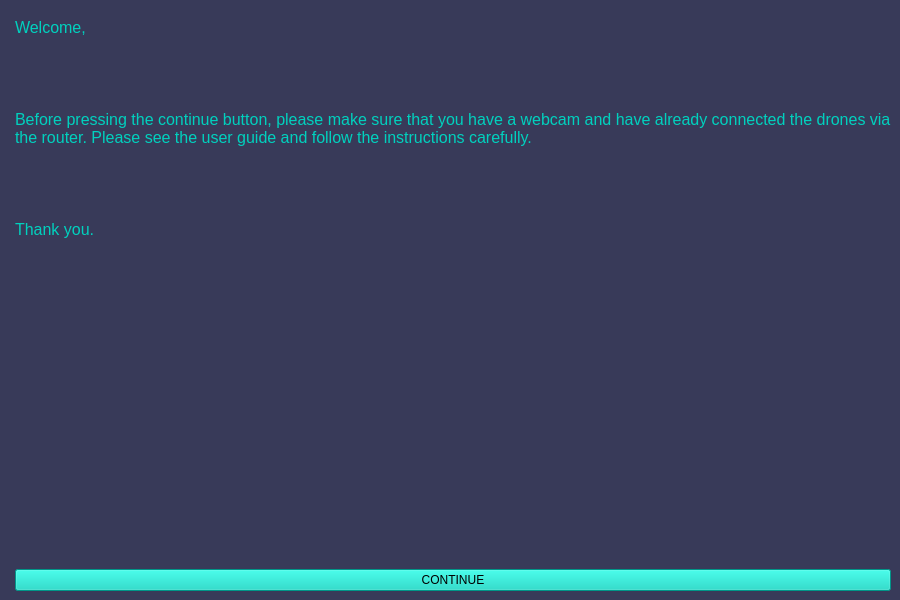
arya-jadhav/dronedance, file gui/main.ui: the form before one commit.
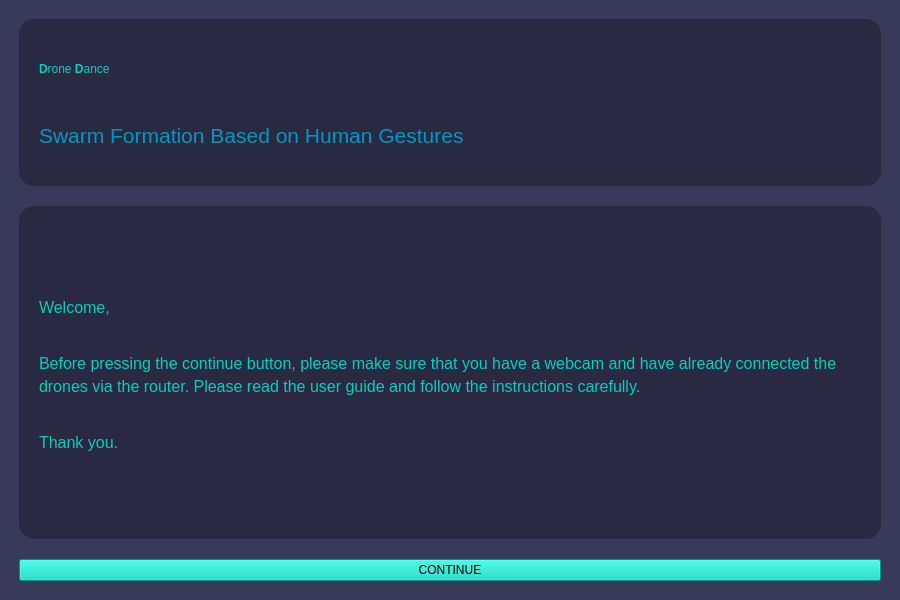
The form after the commit.

The edit to the form file:
```diff
--- a/gui/main.ui
+++ b/gui/main.ui
@@ -67,29 +67,110 @@
        <number>0</number>
       </property>
       <widget class="QWidget" name="page_instructions">
-       <layout class="QFormLayout" name="formLayout">
-        <property name="formAlignment">
-         <set>Qt::AlignBottom|Qt::AlignLeading|Qt::AlignLeft</set>
+       <layout class="QGridLayout" name="gridLayout_9">
+        <property name="verticalSpacing">
+         <number>6</number>
         </property>
-        <item row="2" column="1">
-         <widget class="QPushButton" name="button_proceed">
-          <property name="layoutDirection">
-           <enum>Qt::LeftToRight</enum>
+        <item row="1" column="0">
+         <layout class="QVBoxLayout" name="verticalLayout_4" stretch="1,2,1">
+          <property name="spacing">
+           <number>20</number>
           </property>
+          <property name="leftMargin">
+           <number>10</number>
+          </property>
+          <property name="topMargin">
+           <number>10</number>
+          </property>
+          <property name="rightMargin">
+           <number>10</number>
+          </property>
+          <property name="bottomMargin">
+           <number>10</number>
+          </property>
+          <item>
+           <widget class="QFrame" name="frame">
           <property name="styleSheet">
-           <string notr="true">background-color: rgb(0, 209, 190);
-font: 75 14pt &quot;Segoe UI&quot;;
-color: rgb(0, 0, 0);
-border-color: rgb(0, 0, 0);
+             <string notr="true">background-color: rgb(41, 42, 65);
+border-radius: 15px;</string>
+            </property>
+            <property name="frameShape">
+             <enum>QFrame::StyledPanel</enum>
+            </property>
+            <property name="frameShadow">
+             <enum>QFrame::Raised</enum>
+            </property>
+            <layout class="QVBoxLayout" name="verticalLayout_7">
+             <property name="leftMargin">
+              <number>20</number>
+             </property>
+             <property name="topMargin">
+              <number>20</number>
+             </property>
+             <property name="rightMargin">
+              <number>20</number>
+             </property>
+             <property name="bottomMargin">
+              <number>20</number>
+             </property>
+             <item>
+              <layout class="QVBoxLayout" name="verticalLayout_6" stretch="1,1">
+               <item>
+                <widget class="QLabel" name="label">
+                 <property name="styleSheet">
+                  <string notr="true">color: rgb(98, 114, 164);
+font: 75 40pt &quot;Segoe UI&quot;;
 </string>
           </property>
           <property name="text">
-           <string>CONTINUE</string>
+                  <string>&lt;html&gt;&lt;head/&gt;&lt;body&gt;&lt;p&gt;&lt;span style=&quot; font-weight:600; color:#00d1be;&quot;&gt;D&lt;/span&gt;&lt;span style=&quot; color:#00d1be;&quot;&gt;rone &lt;/span&gt;&lt;span style=&quot; font-weight:600; color:#00d1be;&quot;&gt;D&lt;/span&gt;&lt;span style=&quot; color:#00d1be;&quot;&gt;ance&lt;/span&gt;&lt;/p&gt;&lt;/body&gt;&lt;/html&gt;</string>
           </property>
          </widget>
         </item>
-        <item row="0" column="1">
-         <widget class="QLabel" name="label_description">
+               <item>
+                <widget class="QLabel" name="label_2">
+                 <property name="styleSheet">
+                  <string notr="true">font: 20pt &quot;Segoe UI&quot;;</string>
+                 </property>
+                 <property name="text">
+                  <string>&lt;html&gt;&lt;head/&gt;&lt;body&gt;&lt;p&gt;&lt;span style=&quot; font-size:16pt; color:#0097c5;&quot;&gt;Swarm Formation Based on Human Gestures&lt;/span&gt;&lt;/p&gt;&lt;/body&gt;&lt;/html&gt;</string>
+                 </property>
+                </widget>
+               </item>
+              </layout>
+             </item>
+            </layout>
+           </widget>
+          </item>
+          <item>
+           <widget class="QFrame" name="frame_3">
+            <property name="styleSheet">
+             <string notr="true">background-color: rgb(41, 42, 65);
+border-radius: 15px;</string>
+            </property>
+            <property name="frameShape">
+             <enum>QFrame::StyledPanel</enum>
+            </property>
+            <property name="frameShadow">
+             <enum>QFrame::Raised</enum>
+            </property>
+            <layout class="QVBoxLayout" name="verticalLayout_13">
+             <property name="leftMargin">
+              <number>20</number>
+             </property>
+             <property name="topMargin">
+              <number>20</number>
+             </property>
+             <property name="rightMargin">
+              <number>20</number>
+             </property>
+             <property name="bottomMargin">
+              <number>20</number>
+             </property>
+             <item>
+              <layout class="QVBoxLayout" name="verticalLayout_10">
+               <item>
+                <widget class="QLabel" name="label_description_2">
           <property name="font">
            <font>
             <family>Arial</family>
@@ -103,7 +184,7 @@
            <string notr="true">color: rgb(98, 114, 164);</string>
           </property>
           <property name="text">
-           <string>&lt;html&gt;&lt;head/&gt;&lt;body&gt;&lt;p&gt;&lt;span style=&quot; font-size:12pt; color:#00d1be;&quot;&gt;Welcome,&lt;/span&gt;&lt;/p&gt;&lt;p&gt;&lt;span style=&quot; font-size:12pt; color:#00d1be;&quot;&gt;&lt;br/&gt;&lt;/span&gt;&lt;/p&gt;&lt;p&gt;&lt;span style=&quot; font-size:12pt; color:#00d1be;&quot;&gt;Before pressing the continue button, please make sure that you have a webcam and have already connected the drones via the router. Please see the user guide and follow the instructions carefully.&lt;/span&gt;&lt;/p&gt;&lt;p&gt;&lt;span style=&quot; font-size:12pt; color:#00d1be;&quot;&gt;&lt;br/&gt;&lt;/span&gt;&lt;/p&gt;&lt;p&gt;&lt;span style=&quot; font-size:12pt; color:#00d1be;&quot;&gt;Thank you.&lt;/span&gt;&lt;/p&gt;&lt;/body&gt;&lt;/html&gt;</string>
+                  <string>&lt;html&gt;&lt;head/&gt;&lt;body&gt;&lt;p&gt;&lt;span style=&quot; font-size:12pt; color:#00d1be;&quot;&gt;Welcome,&lt;/span&gt;&lt;br/&gt;&lt;/p&gt;&lt;p&gt;&lt;span style=&quot; font-size:12pt; color:#00d1be;&quot;&gt;Before pressing the continue button, please make sure that you have a webcam and have already connected the drones via the router. Please read the user guide and follow the instructions carefully.&lt;/span&gt;&lt;br/&gt;&lt;/p&gt;&lt;p&gt;&lt;span style=&quot; font-size:12pt; color:#00d1be;&quot;&gt;Thank you.&lt;/span&gt;&lt;/p&gt;&lt;/body&gt;&lt;/html&gt;</string>
           </property>
           <property name="alignment">
            <set>Qt::AlignLeading|Qt::AlignLeft|Qt::AlignVCenter</set>
@@ -113,18 +194,29 @@
           </property>
          </widget>
         </item>
-        <item row="1" column="1">
-         <spacer name="verticalSpacer">
-          <property name="orientation">
-           <enum>Qt::Vertical</enum>
-          </property>
-          <property name="sizeHint" stdset="0">
-           <size>
-            <width>20</width>
-            <height>40</height>
-           </size>
-          </property>
-         </spacer>
+              </layout>
+             </item>
+            </layout>
+           </widget>
+          </item>
+          <item>
+           <widget class="QPushButton" name="button_proceed">
+            <property name="layoutDirection">
+             <enum>Qt::LeftToRight</enum>
+            </property>
+            <property name="styleSheet">
+             <string notr="true">background-color: rgb(0, 209, 190);
+font: 75 14pt &quot;Segoe UI&quot;;
+color: rgb(0, 0, 0);
+border-color: rgb(0, 0, 0);
+</string>
+            </property>
+            <property name="text">
+             <string>CONTINUE</string>
+            </property>
+           </widget>
+          </item>
+         </layout>
         </item>
        </layout>
       </widget>
```
Left out of the diff: 49 changed lines with no effect on the pictures. Lines whose indentation alone changed are shown as unchanged.
